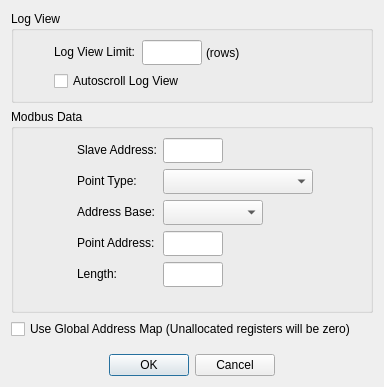
This is omodsim/dialogs/dialogdisplaydefinition.ui in sanny32/OpenModSim as Qt 5 draws it before an edit. The edited form follows.
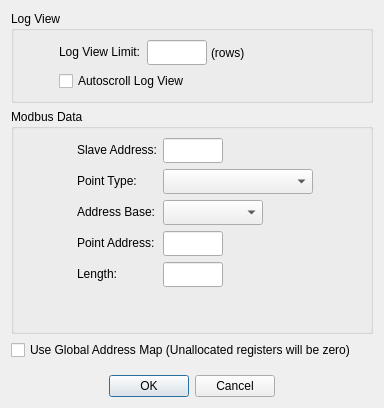
This is the edited form. Custom widgets are drawn as their Qt base class.

```diff
--- a/omodsim/dialogs/dialogdisplaydefinition.ui
+++ b/omodsim/dialogs/dialogdisplaydefinition.ui
@@ -7,7 +7,7 @@
     <x>0</x>
     <y>0</y>
     <width>384</width>
-    <height>387</height>
+    <height>408</height>
    </rect>
   </property>
   <property name="windowTitle">
@@ -24,19 +24,12 @@
        <set>Qt::AlignHCenter|Qt::AlignTop</set>
       </property>
       <property name="leftMargin">
-       <number>40</number>
+       <number>45</number>
       </property>
       <property name="rightMargin">
        <number>30</number>
       </property>
-      <item row="0" column="0">
-       <widget class="QLabel" name="labelLogLimit">
-        <property name="text">
-         <string>Log View Limit:</string>
-        </property>
-       </widget>
-      </item>
-      <item row="0" column="1">
+      <item row="1" column="1">
        <layout class="QHBoxLayout" name="horizontalLayout">
         <property name="spacing">
          <number>4</number>
@@ -85,7 +78,14 @@
         </item>
        </layout>
       </item>
-      <item row="3" column="0" colspan="2">
+      <item row="1" column="0">
+       <widget class="QLabel" name="labelLogLimit">
+        <property name="text">
+         <string>Log View Limit:</string>
+        </property>
+       </widget>
+      </item>
+      <item row="2" column="0" colspan="2">
        <widget class="QCheckBox" name="checkBoxAutoscrollLog">
         <property name="text">
          <string>Autoscroll Log View</string>
```
Left out of the diff: 14 changed lines with no effect on the pictures.
